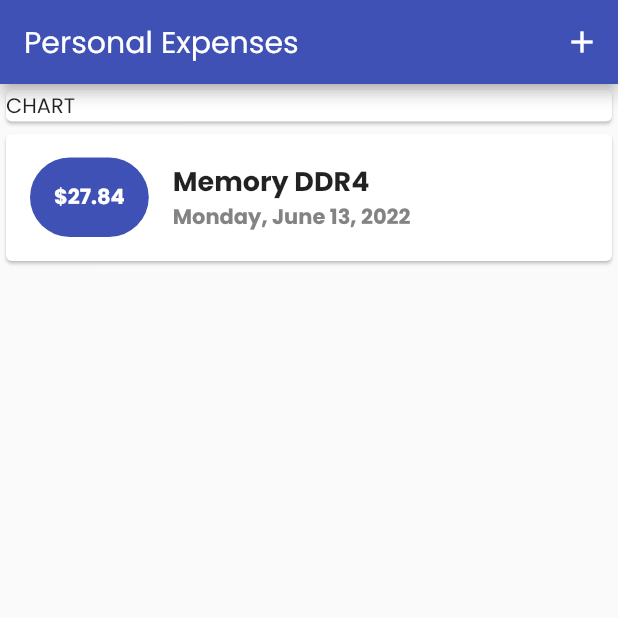
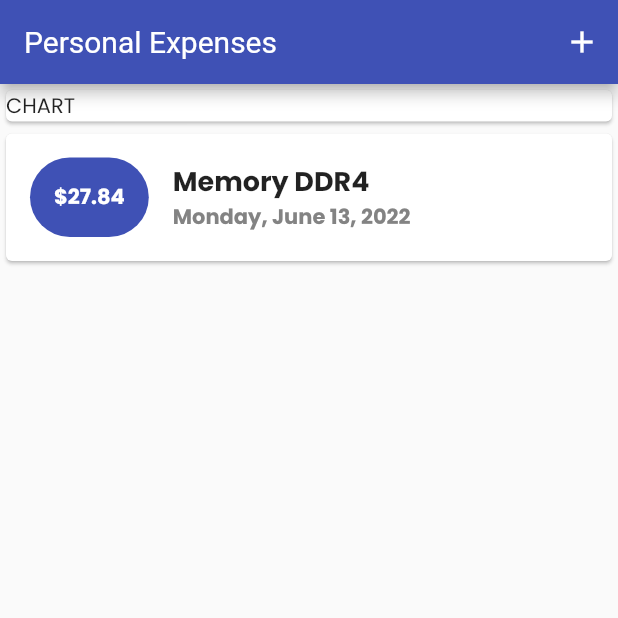
Before and after one commit to abdellatif-laghjaj/personal_expenses_app, a Flutter app: the screen it shows after launch, on a phone screen of 412 x 824 dp, the top half of it. Run offline on Flutter 3.47's test engine with Material 2 defaults, Android fonts, the phone set to English and light mode, and no system bars.

Commit message:
fix font

```diff
--- a/lib/main.dart
+++ b/lib/main.dart
@@ -15,6 +15,10 @@ class MyApp extends StatelessWidget {
         // ignore: deprecated_member_use
         accentColor: Colors.amber,
         fontFamily: "Poppins",
+        appBarTheme: AppBarTheme(
+            textTheme: ThemeData.light()
+                .textTheme
+                .copyWith(headline6: TextStyle(fontSize: 20))),
       ),
       debugShowCheckedModeBanner: false,
       title: 'Personal Expenses',
```
